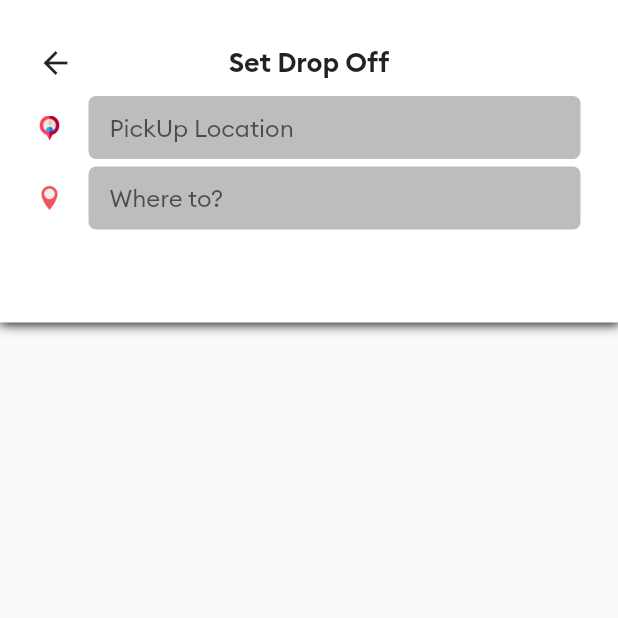
After one commit to jinhan38/uber_clone, a Flutter app: the SearchScreen screen opened directly, on a phone screen of 412 x 824 dp, the top half of it. The commit adds this screen. Run offline on Flutter 3.47's test engine with Material 2 defaults, Android fonts, the phone set to English and light mode, and no system bars; our stand-ins replace firebase_auth, firebase_core, firebase_database, fluttertoast, geolocator, get and 2 more; accounts and stored records are empty.

Commit message:
지도맵 연동중

```diff
--- /dev/null
+++ b/lib/AllScreens/searchScreen.dart
@@ -0,0 +1,153 @@
+import 'package:flutter/material.dart';
+import 'package:provider/provider.dart';
+import 'package:uber/Assistants/requestAssistant.dart';
+import 'package:uber/DataHandler/appData.dart';
+import 'package:uber/configMaps.dart';
+
+class SearchScreen extends StatefulWidget {
+  const SearchScreen({Key? key}) : super(key: key);
+
+  @override
+  _SearchScreenState createState() => _SearchScreenState();
+}
+
+class _SearchScreenState extends State<SearchScreen> {
+  TextEditingController pickUpTextEditingController = TextEditingController();
+  TextEditingController dropOffTextEditingController = TextEditingController();
+
+  @override
+  Widget build(BuildContext context) {
+    String placeAddress =
+        Provider.of<AppData>(context).userPickUpLocation.placeName ?? "";
+    pickUpTextEditingController.text = placeAddress;
+
+    return Scaffold(
+      body: Column(
+        children: [
+          Container(
+            height: 215,
+            decoration: BoxDecoration(
+              color: Colors.white,
+              boxShadow: [
+                BoxShadow(
+                  color: Colors.black,
+                  blurRadius: 6,
+                  spreadRadius: 0.5,
+                  offset: Offset(0.7, 0.7),
+                ),
+              ],
+            ),
+            child: Padding(
+              padding:
+                  EdgeInsets.only(left: 25, top: 25, right: 25, bottom: 20),
+              child: Column(
+                children: [
+                  SizedBox(height: 5),
+                  Stack(
+                    children: [
+                      GestureDetector(
+                        onTap: () {
+                          Navigator.pop(context);
+                        },
+                        child: Icon(Icons.arrow_back),
+                      ),
+                      Center(
+                        child: Text(
+                          "Set Drop Off",
+                          style:
+                              TextStyle(fontSize: 18, fontFamily: "Brand-Bold"),
+                        ),
+                      )
+                    ],
+                  ),
+                  SizedBox(height: 10),
+                  Row(
+                    children: [
+                      Image.asset(
+                        "images/pickicon.png",
+                        height: 16,
+                        width: 16,
+                      ),
+                      SizedBox(width: 18),
+                      Expanded(
+                        child: Container(
+                          decoration: BoxDecoration(
+                            color: Colors.grey[400],
+                            borderRadius: BorderRadius.circular(5),
+                          ),
+                          child: Padding(
+                            padding: EdgeInsets.all(3),
+                            child: TextField(
+                              controller: pickUpTextEditingController,
+                              decoration: InputDecoration(
+                                  hintText: "PickUp Location",
+                                  fillColor: Colors.grey[400],
+                                  filled: true,
+                                  border: InputBorder.none,
+                                  isDense: true,
+                                  contentPadding: EdgeInsets.only(
+                                      left: 11, top: 8, bottom: 8)),
+                            ),
+                          ),
+                        ),
+                      )
+                    ],
+                  ),
+                  SizedBox(height: 5),
+                  Row(
+                    children: [
+                      Image.asset(
+                        "images/desticon.png",
+                        height: 16,
+                        width: 16,
+                      ),
+                      SizedBox(width: 18),
+                      Expanded(
+                        child: Container(
+                          decoration: BoxDecoration(
+                            color: Colors.grey[400],
+                            borderRadius: BorderRadius.circular(5),
+                          ),
+                          child: Padding(
+                            padding: EdgeInsets.all(3),
+                            child: TextField(
+                              onChanged: (keyword) {
+                                findPlace(keyword);
+                              },
+                              controller: dropOffTextEditingController,
+                              decoration: InputDecoration(
+                                  hintText: "Where to? ",
+                                  fillColor: Colors.grey[400],
+                                  filled: true,
+                                  border: InputBorder.none,
+                                  isDense: true,
+                                  contentPadding: EdgeInsets.only(
+                                      left: 11, top: 8, bottom: 8)),
+                            ),
+                          ),
+                        ),
+                      )
+                    ],
+                  ),
+                ],
+              ),
+            ),
+          ),
+        ],
+      ),
+    );
+  }
+
+  void findPlace(String placeName) async {
+    if (placeName.length > 1) {
+      String autoCompleteUrl =
+          "https://maps.googleapis.com/maps/api/place/autocomplete/json?input=$placeName&key=${ConfigMaps().mapKey}&sessiontoken=1234567890&components=country:KR";
+      var res = await RequestAssistant.getRequest(autoCompleteUrl);
+      if (res == "fail") {
+        return;
+      } else {
+        print("autoComplete : $res");
+      }
+    }
+  }
+}
--- /dev/null
+++ b/lib/DataHandler/appData.dart
@@ -0,0 +1,13 @@
+import 'package:flutter/cupertino.dart';
+import 'package:uber/Model/address.dart';
+
+class AppData extends ChangeNotifier {
+
+  Address userPickUpLocation = Address();
+
+  void updatePickUpLocationAddress(Address pickUpAddress){
+    userPickUpLocation = pickUpAddress;
+    notifyListeners();
+  }
+
+}
--- /dev/null
+++ b/lib/Model/address.dart
@@ -0,0 +1,24 @@
+class Address {
+
+
+  String? placeFormattedAddress = "";
+  String? placeName = "";
+  String? placeId = "";
+  double? latitude = 0;
+  double? longitude = 0;
+
+  Address(
+      {this.placeFormattedAddress,
+      this.placeName,
+      this.placeId,
+      this.latitude,
+      this.longitude});
+
+
+  // Address(
+  //     {String placeFormattedAddress = "",
+  //     String placeName = "",
+  //     String placeId = "",
+  //     double latitude = 0.0,
+  //     double longitude = 0.0});
+}
--- a/lib/configMaps.dart
+++ b/lib/configMaps.dart
@@ -1,2 +1,6 @@
 
-String mapKey ="AIzaSyCtqXiYOf4doorfXLMLa-8I7uit6E-EhKc";
+class ConfigMaps{
+  String mapKey ="AIzaSyCtqXiYOf4doorfXLMLa-8I7uit6E-EhKc";
+
+  String positionUrl ="https://maps.googleapis.com/maps/api/geocode/json?latlng=%s&key=AIzaSyCtqXiYOf4doorfXLMLa-8I7uit6E-EhKc";
+}
--- a/pubspec.yaml
+++ b/pubspec.yaml
@@ -38,6 +38,10 @@ dependencies:
   firebase_database: ^7.1.2
   fluttertoast: ^8.0.8
   google_maps_flutter: ^2.0.6
+  geolocator: ^7.4.0
+  http: ^0.13.3
+  sprintf: ^6.0.0
+  provider: ^5.0.0
 
 
 dev_dependencies:
```
Also changed, not shown: lib/AllScreens/main_screen.dart (+163 -116 lines), lib/Assistants/assistantMethods.dart (added, +40 -0 lines), lib/Assistants/requestAssistant.dart (added, +21 -0 lines), lib/main.dart (+7 -1 lines), pubspec.lock, 2 other files.
